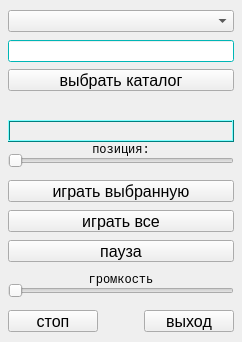
This is SoundForm.ui in psesg/SoundAlpha as Qt 5 draws it before an edit. The edited form follows.
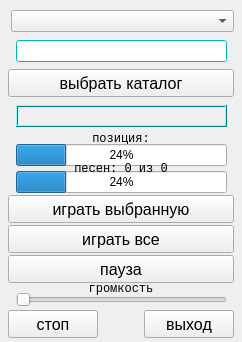
This is the edited form. Icons and pictures are not drawn.

Commit message: add two progress bar remove slider position

The edit to the form file:
```diff
--- a/SoundForm.ui
+++ b/SoundForm.ui
@@ -53,9 +53,9 @@
     <property name="geometry">
      <rect>
       <x>8</x>
-      <y>180</y>
+      <y>195</y>
       <width>226</width>
-      <height>22</height>
+      <height>28</height>
      </rect>
     </property>
     <property name="sizePolicy">
@@ -80,9 +80,9 @@
     <property name="geometry">
      <rect>
       <x>8</x>
-      <y>240</y>
+      <y>255</y>
       <width>226</width>
-      <height>22</height>
+      <height>28</height>
      </rect>
     </property>
     <property name="font">
@@ -103,7 +103,7 @@
       <x>144</x>
       <y>310</y>
       <width>90</width>
-      <height>22</height>
+      <height>28</height>
      </rect>
     </property>
     <property name="font">
@@ -121,9 +121,9 @@
    <widget class="QComboBox" name="comboBox">
     <property name="geometry">
      <rect>
-      <x>8</x>
+      <x>11</x>
       <y>10</y>
-      <width>226</width>
+      <width>223</width>
       <height>22</height>
      </rect>
     </property>
@@ -140,22 +140,9 @@
    <widget class="QSlider" name="horizontalSlider">
     <property name="geometry">
      <rect>
-      <x>8</x>
-      <y>280</y>
-      <width>226</width>
-      <height>22</height>
-     </rect>
-    </property>
-    <property name="orientation">
-     <enum>Qt::Horizontal</enum>
-    </property>
-   </widget>
-   <widget class="QSlider" name="horizontalSliderPos">
-    <property name="geometry">
-     <rect>
-      <x>8</x>
-      <y>150</y>
-      <width>226</width>
+      <x>16</x>
+      <y>289</y>
+      <width>211</width>
       <height>22</height>
      </rect>
     </property>
@@ -167,7 +154,7 @@
     <property name="geometry">
      <rect>
       <x>8</x>
-      <y>270</y>
+      <y>279</y>
       <width>226</width>
       <height>20</height>
      </rect>
@@ -189,7 +176,7 @@
     <property name="geometry">
      <rect>
       <x>8</x>
-      <y>140</y>
+      <y>129</y>
       <width>226</width>
       <height>20</height>
      </rect>
@@ -216,9 +203,9 @@
     <property name="geometry">
      <rect>
       <x>8</x>
-      <y>210</y>
+      <y>225</y>
       <width>226</width>
-      <height>22</height>
+      <height>28</height>
      </rect>
     </property>
     <property name="sizePolicy">
@@ -245,7 +232,7 @@
       <x>8</x>
       <y>310</y>
       <width>90</width>
-      <height>22</height>
+      <height>28</height>
      </rect>
     </property>
     <property name="font">
@@ -263,9 +250,9 @@
    <widget class="QLabel" name="label_cursong">
     <property name="geometry">
      <rect>
-      <x>8</x>
-      <y>120</y>
-      <width>226</width>
+      <x>16</x>
+      <y>105</y>
+      <width>211</width>
       <height>22</height>
      </rect>
     </property>
@@ -407,6 +394,15 @@
          </color>
         </brush>
        </colorrole>
+       <colorrole role="PlaceholderText">
+        <brush brushstyle="NoBrush">
+         <color alpha="128">
+          <red>0</red>
+          <green>0</green>
+          <blue>0</blue>
+         </color>
+        </brush>
+       </colorrole>
       </active>
       <inactive>
        <colorrole role="WindowText">
@@ -544,6 +540,15 @@
          </color>
         </brush>
        </colorrole>
+       <colorrole role="PlaceholderText">
+        <brush brushstyle="NoBrush">
+         <color alpha="128">
+          <red>0</red>
+          <green>0</green>
+          <blue>0</blue>
+         </color>
+        </brush>
+       </colorrole>
       </inactive>
       <disabled>
        <colorrole role="WindowText">
@@ -681,6 +686,15 @@
          </color>
         </brush>
        </colorrole>
+       <colorrole role="PlaceholderText">
+        <brush brushstyle="NoBrush">
+         <color alpha="128">
+          <red>0</red>
+          <green>0</green>
+          <blue>0</blue>
+         </color>
+        </brush>
+       </colorrole>
       </disabled>
      </palette>
     </property>
@@ -709,7 +723,7 @@
       <x>8</x>
       <y>69</y>
       <width>226</width>
-      <height>22</height>
+      <height>28</height>
      </rect>
     </property>
     <property name="font">
@@ -725,9 +739,9 @@
    <widget class="QLineEdit" name="lineEdit">
     <property name="geometry">
      <rect>
-      <x>8</x>
+      <x>16</x>
       <y>40</y>
-      <width>226</width>
+      <width>211</width>
       <height>22</height>
      </rect>
     </property>
@@ -875,6 +889,15 @@
          </color>
         </brush>
        </colorrole>
+       <colorrole role="PlaceholderText">
+        <brush brushstyle="NoBrush">
+         <color alpha="128">
+          <red>0</red>
+          <green>0</green>
+          <blue>0</blue>
+         </color>
+        </brush>
+       </colorrole>
       </active>
       <inactive>
        <colorrole role="WindowText">
@@ -1012,6 +1035,15 @@
          </color>
         </brush>
        </colorrole>
+       <colorrole role="PlaceholderText">
+        <brush brushstyle="NoBrush">
+         <color alpha="128">
+          <red>0</red>
+          <green>0</green>
+          <blue>0</blue>
+         </color>
+        </brush>
+       </colorrole>
       </inactive>
       <disabled>
        <colorrole role="WindowText">
@@ -1149,6 +1181,15 @@
          </color>
         </brush>
        </colorrole>
+       <colorrole role="PlaceholderText">
+        <brush brushstyle="NoBrush">
+         <color alpha="128">
+          <red>0</red>
+          <green>0</green>
+          <blue>0</blue>
+         </color>
+        </brush>
+       </colorrole>
       </disabled>
      </palette>
     </property>
@@ -1159,6 +1200,59 @@
      </font>
     </property>
    </widget>
+   <widget class="QProgressBar" name="progressBarCurSong">
+    <property name="geometry">
+     <rect>
+      <x>16</x>
+      <y>144</y>
+      <width>211</width>
+      <height>22</height>
+     </rect>
+    </property>
+    <property name="value">
+     <number>24</number>
+    </property>
+   </widget>
+   <widget class="QProgressBar" name="progressBarTotalSongs">
+    <property name="geometry">
+     <rect>
+      <x>16</x>
+      <y>171</y>
+      <width>211</width>
+      <height>22</height>
+     </rect>
+    </property>
+    <property name="value">
+     <number>24</number>
+    </property>
+   </widget>
+   <widget class="QLabel" name="label_pos_songs">
+    <property name="geometry">
+     <rect>
+      <x>8</x>
+      <y>159</y>
+      <width>226</width>
+      <height>20</height>
+     </rect>
+    </property>
+    <property name="font">
+     <font>
+      <family>Courier New</family>
+      <pointsize>9</pointsize>
+      <weight>50</weight>
+      <bold>false</bold>
+     </font>
+    </property>
+    <property name="layoutDirection">
+     <enum>Qt::LeftToRight</enum>
+    </property>
+    <property name="text">
+     <string>песен: 0 из 0</string>
+    </property>
+    <property name="alignment">
+     <set>Qt::AlignCenter</set>
+    </property>
+   </widget>
   </widget>
  </widget>
  <resources/>
```
The commit also changes 2 other files.
